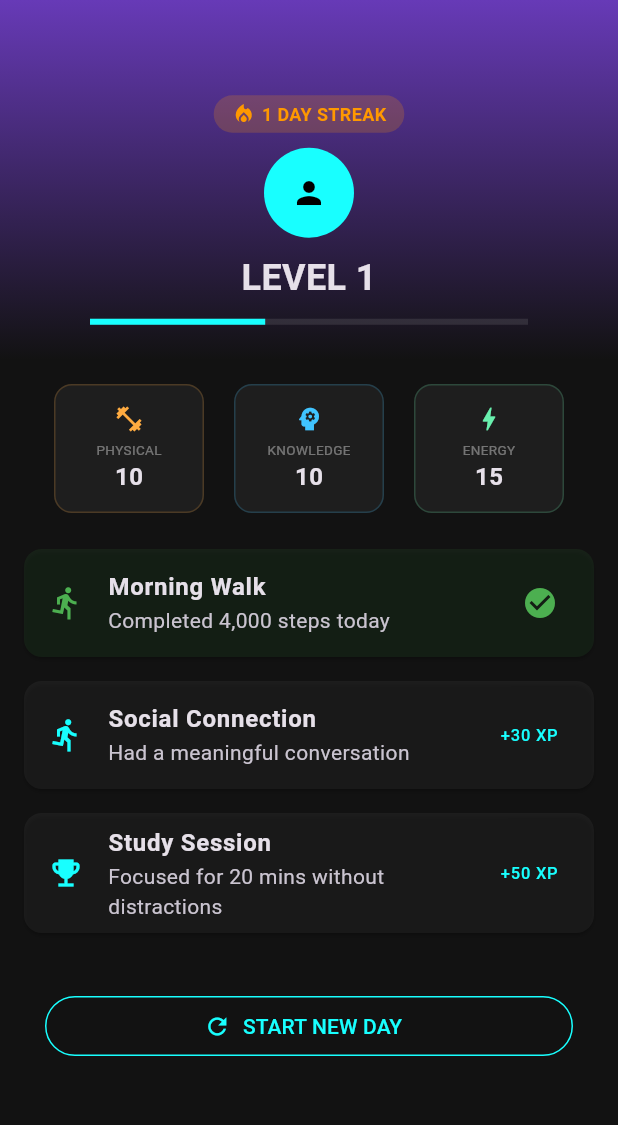
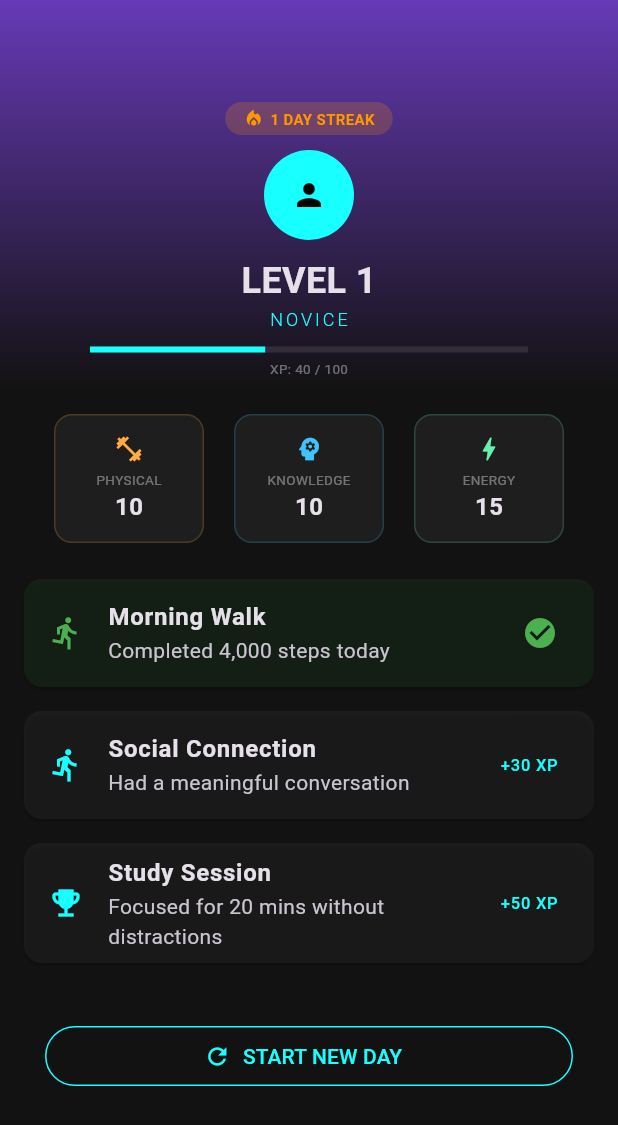
Before and after one commit to Naomi002/life_quest, a Flutter app: the screen it shows after launch, after a tap on "START NEW DAY", after a tap on "Morning Walk", on a phone screen of 412 x 824 dp. Shown: the top 1125 px of the screen. Run offline on Flutter 3.47's test engine with Material 3 defaults, Android fonts, the phone set to English and light mode, and no system bars; our stand-ins replace shared_preferences.

Commit message:
feat: added hero title system and level cap logic

```diff
--- a/lib/main.dart
+++ b/lib/main.dart
@@ -31,8 +31,9 @@ class _GameDashboardState extends State<GameDashboard> {
   int _xp = 0;
   int _level = 1;
   int _focusProgress = 0;
-  int _streak = 0; // New Streak Variable
+  int _streak = 0;
   final int _xpPerLevel = 100;
+  final int _maxLevel = 10; // Level Cap
 
   // Real-Life Attribute Labels
   int _physical = 10;
@@ -60,7 +61,7 @@ class _GameDashboardState extends State<GameDashboard> {
       _physical = prefs.getInt('physical') ?? 10;
       _knowledge = prefs.getInt('knowledge') ?? 10;
       _energy = prefs.getInt('energy') ?? 10;
-      _streak = prefs.getInt('streak') ?? 0; // Load Streak
+      _streak = prefs.getInt('streak') ?? 0;
     });
   }
 
@@ -71,7 +72,15 @@ class _GameDashboardState extends State<GameDashboard> {
     await prefs.setInt('physical', _physical);
     await prefs.setInt('knowledge', _knowledge);
     await prefs.setInt('energy', _energy);
-    await prefs.setInt('streak', _streak); // Save Streak
+    await prefs.setInt('streak', _streak);
+  }
+
+  // --- GET TITLE BASED ON LEVEL ---
+  String _getHeroTitle() {
+    if (_level >= 10) return "MASTER OF LIFE";
+    if (_level >= 7) return "ELITE ACHIEVER";
+    if (_level >= 4) return "ACCOMPLISHED";
+    return "NOVICE";
   }
 
   // --- NEW DAY RESET ---
@@ -80,7 +89,7 @@ class _GameDashboardState extends State<GameDashboard> {
       for (var quest in _quests) {
         quest['isDone'] = false;
       }
-      _streak += 1; // Increase Streak
+      _streak += 1;
     });
     _saveStats();
     ScaffoldMessenger.of(context).showSnackBar(
@@ -112,6 +121,8 @@ class _GameDashboardState extends State<GameDashboard> {
   }
 
   void _completeQuest(int index) {
+    if (_level >= _maxLevel && _xp >= _xpPerLevel) return; // Prevent progress if capped
+
     setState(() {
       _quests[index]['isDone'] = true;
       _xp += _quests[index]['xp'] as int;
@@ -120,10 +131,12 @@ class _GameDashboardState extends State<GameDashboard> {
       if (_quests[index]['title'] == "Morning Walk") _energy += 5;
       if (_quests[index]['title'] == "Social Connection") _physical += 3;
 
-      if (_xp >= _xpPerLevel) {
+      if (_xp >= _xpPerLevel && _level < _maxLevel) {
         _level++;
         _xp -= _xpPerLevel;
         _showLevelUpDialog();
+      } else if (_level >= _maxLevel) {
+        _xp = _xpPerLevel; // Keep bar full at max level
       }
     });
     _saveStats();
@@ -142,6 +155,8 @@ class _GameDashboardState extends State<GameDashboard> {
             const SizedBox(height: 20),
             const Text("LEVEL UP!", style: TextStyle(fontSize: 28, fontWeight: FontWeight.bold, color: Colors.amber)),
             Text("You reached Level $_level", style: const TextStyle(fontSize: 18)),
+            const SizedBox(height: 10),
+            Text("New Title: ${_getHeroTitle()}", style: const TextStyle(color: Colors.cyanAccent, fontWeight: FontWeight.bold)),
           ],
         ),
         actions: [
@@ -216,7 +231,7 @@ class _GameDashboardState extends State<GameDashboard> {
       body: CustomScrollView(
         slivers: [
           SliverAppBar(
-            expandedHeight: 240,
+            expandedHeight: 260,
             pinned: true,
             flexibleSpace: FlexibleSpaceBar(
               background: Container(
@@ -226,7 +241,7 @@ class _GameDashboardState extends State<GameDashboard> {
                 child: Column(
                   mainAxisAlignment: MainAxisAlignment.center,
                   children: [
-                    const SizedBox(height: 50),
+                    const SizedBox(height: 60),
                     // Streak Display
                     Container(
                       padding: const EdgeInsets.symmetric(horizontal: 12, vertical: 4),
@@ -234,9 +249,9 @@ class _GameDashboardState extends State<GameDashboard> {
                       child: Row(
                         mainAxisSize: MainAxisSize.min,
                         children: [
-                          const Icon(Icons.local_fire_department, color: Colors.orange, size: 16),
+                          const Icon(Icons.local_fire_department, color: Colors.orange, size: 14),
                           const SizedBox(width: 4),
-                          Text("$_streak DAY STREAK", style: const TextStyle(color: Colors.orange, fontWeight: FontWeight.bold, fontSize: 12)),
+                          Text("$_streak DAY STREAK", style: const TextStyle(color: Colors.orange, fontWeight: FontWeight.bold, fontSize: 10)),
                         ],
                       ),
                     ),
@@ -244,10 +259,19 @@ class _GameDashboardState extends State<GameDashboard> {
                     const CircleAvatar(radius: 30, backgroundColor: Colors.cyanAccent, child: Icon(Icons.person, color: Colors.black)),
                     const SizedBox(height: 10),
                     Text("LEVEL $_level", style: const TextStyle(fontSize: 24, fontWeight: FontWeight.bold)),
+                    // Title Badge
+                    Text(_getHeroTitle(), style: const TextStyle(fontSize: 12, color: Colors.cyanAccent, letterSpacing: 2, fontWeight: FontWeight.w300)),
+                    const SizedBox(height: 10),
                     Padding(
-                      padding: const EdgeInsets.symmetric(horizontal: 60, vertical: 10),
-                      child: LinearProgressIndicator(value: _xp / _xpPerLevel, color: Colors.cyanAccent, backgroundColor: Colors.white10),
+                      padding: const EdgeInsets.symmetric(horizontal: 60),
+                      child: LinearProgressIndicator(
+                        value: _level >= _maxLevel ? 1.0 : _xp / _xpPerLevel,
+                        color: _level >= _maxLevel ? Colors.amber : Colors.cyanAccent,
+                        backgroundColor: Colors.white10
+                      ),
                     ),
+                    const SizedBox(height: 4),
+                    Text(_level >= _maxLevel ? "MAX LEVEL REACHED" : "XP: $_xp / $_xpPerLevel", style: const TextStyle(fontSize: 9, color: Colors.white38)),
                   ],
                 ),
               ),
```
